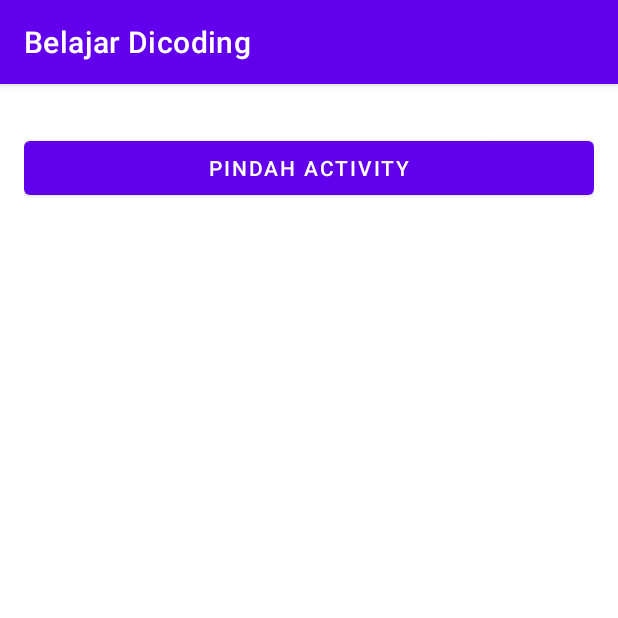
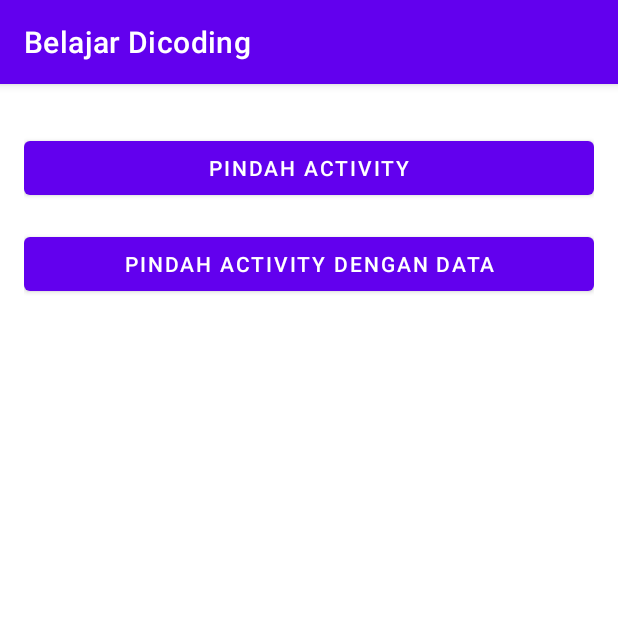
Before and after one commit to zharfanwafiq/BelajarDicoding, an Android app: the screen it shows after launch (IntentActivity), on a phone screen of 412 x 824 dp, the top half of it. Run offline under Robolectric (Android 15) with nearby library versions, the phone set to English and light mode, and no system bars.

Commit message:
add move With DAta

```diff
--- a/app/src/main/AndroidManifest.xml
+++ b/app/src/main/AndroidManifest.xml
@@ -13,6 +13,9 @@
         android:supportsRtl="true"
         android:theme="@style/Theme.BelajarDicoding"
         tools:targetApi="31">
+        <activity
+            android:name=".MoveWithDataActivity"
+            android:exported="false" />
         <activity
             android:name=".MoveActivity"
             android:exported="false" />
--- a/app/src/main/java/com/zharfan/belajardicoding/IntentActivity.kt
+++ b/app/src/main/java/com/zharfan/belajardicoding/IntentActivity.kt
@@ -16,9 +16,16 @@ class IntentActivity : AppCompatActivity() {
         moveActivity()
     }
 
-    private fun moveActivity()= with(binding) {
-        btnMoveActivity.setOnClickListener{
-            startActivity(Intent(this@IntentActivity,MoveActivity::class.java))
+    private fun moveActivity() = with(binding) {
+        btnMoveActivity.setOnClickListener {
+            startActivity(Intent(this@IntentActivity, MoveActivity::class.java))
+        }
+
+        btnMoveActivityWithData.setOnClickListener {
+            val sendData = Intent(this@IntentActivity, MoveWithDataActivity::class.java)
+                .putExtra(MoveWithDataActivity.EXTRA_NAME, "Zharfan Wafiq")
+                .putExtra(MoveWithDataActivity.EXTRA_AGE, 19)
+            startActivity(sendData)
         }
     }
 
--- a/app/src/main/res/layout/activity_intent.xml
+++ b/app/src/main/res/layout/activity_intent.xml
@@ -17,6 +17,15 @@
         app:layout_constraintStart_toStartOf="parent"
         app:layout_constraintTop_toTopOf="parent"/>
 
+    <Button
+        android:id="@+id/btnMoveActivityWithData"
+        android:layout_width="match_parent"
+        android:layout_height="wrap_content"
+        android:layout_marginTop="16dp"
+        android:text="@string/move_with_data"
+        app:layout_constraintStart_toStartOf="parent"
+        app:layout_constraintTop_toBottomOf="@id/btnMoveActivity"/>
+
 
 
 
```
Also changed, not shown: app/src/main/java/com/zharfan/belajardicoding/MoveActivity.kt (+7 -1 lines), app/src/main/java/com/zharfan/belajardicoding/MoveWithDataActivity.kt (added, +36 -0 lines), app/src/main/res/layout/activity_move_with_data.xml (added, +16 -0 lines).
